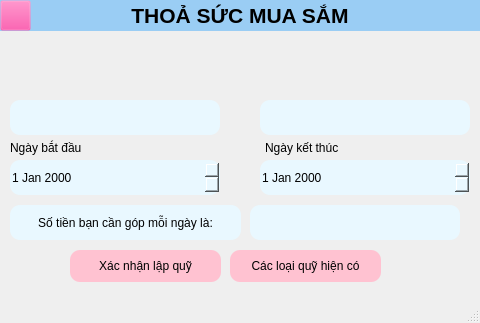
Above: Muc_tieu_tai_chinh_ThoaSucMuaSam.ui from tunvy313/KTLT before the change. Below: the same form after it.
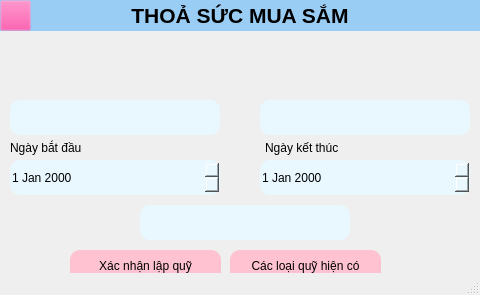
That is the form after the change. Icons and pictures are not drawn.

What changed in the file:
```diff
--- a/Muc_tieu_tai_chinh_ThoaSucMuaSam.ui
+++ b/Muc_tieu_tai_chinh_ThoaSucMuaSam.ui
@@ -7,7 +7,7 @@
     <x>0</x>
     <y>0</y>
     <width>480</width>
-    <height>323</height>
+    <height>295</height>
    </rect>
   </property>
   <property name="windowTitle">
@@ -162,7 +162,7 @@
    <widget class="QLineEdit" name="txtSoTienCanGop">
     <property name="geometry">
      <rect>
-      <x>250</x>
+      <x>140</x>
       <y>205</y>
       <width>210</width>
       <height>35</height>
@@ -194,27 +194,6 @@
       <normaloff>../ic_arrow.png</normaloff>../ic_arrow.png</iconset>
     </property>
    </widget>
-   <widget class="QPushButton" name="btnTinhTien">
-    <property name="geometry">
-     <rect>
-      <x>10</x>
-      <y>205</y>
-      <width>231</width>
-      <height>35</height>
-     </rect>
-    </property>
-    <property name="styleSheet">
-     <string notr="true">background-color:#e9f8ff;
-border-radius:10px</string>
-    </property>
-    <property name="text">
-     <string>Số tiền bạn cần góp mỗi ngày là:</string>
-    </property>
-    <property name="icon">
-     <iconset>
-      <normaloff>../ic_calculator.png</normaloff>../ic_calculator.png</iconset>
-    </property>
-   </widget>
    <widget class="QPushButton" name="btnXemLai">
     <property name="geometry">
      <rect>
```
